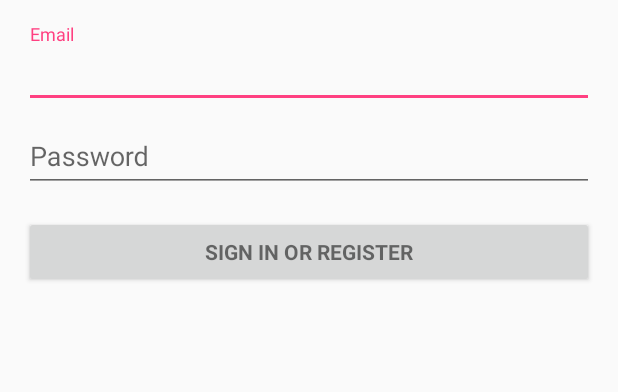
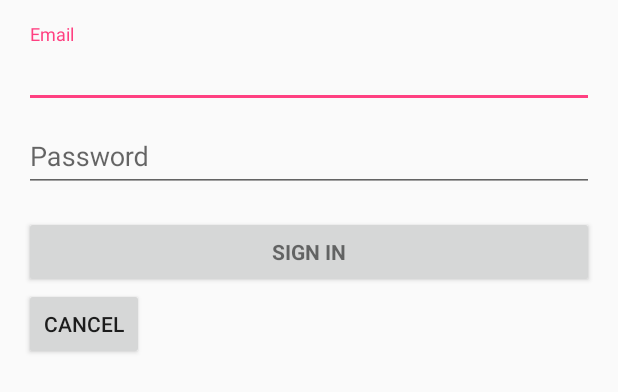
Before and after one commit to MLord8/water-reporter, an Android app: the layout activity_login.xml on its own in the app's theme, with its tools: preview values and no code run, on a phone screen of 412 x 824 dp. Shown: the top 392 px of the screen. Run offline under Robolectric (Android 15) with nearby library versions, the phone set to English and light mode, and no system bars.

Commit message:
Added welcome screen with option to login or register and cancel functionality from login screen to welcome screen

```diff
--- a/WaterReporter(Team14-HarambeLovedWaters)/app/src/main/java/com/example/noahrickles/waterreporterteam14_harambelovedwaters/LoginActivity.java
+++ b/WaterReporter(Team14-HarambeLovedWaters)/app/src/main/java/com/example/noahrickles/waterreporterteam14_harambelovedwaters/LoginActivity.java
@@ -202,6 +202,10 @@ public class LoginActivity extends AppCompatActivity implements LoaderCallbacks<
         return password.length() >= 4;
     }
 
+    public void cancel(View view) {
+        finish();
+    }
+
     /**
      * Shows the progress UI and hides the login form.
      */
@@ -341,7 +345,6 @@ public class LoginActivity extends AppCompatActivity implements LoaderCallbacks<
                 startActivity(intent);
                 mEmailView.setText("");
                 mPasswordView.setText("");
-                //finish();
             } else {
                 mPasswordView.setError(getString(R.string.error_incorrect_password));
                 mPasswordView.requestFocus();
--- a/WaterReporter(Team14-HarambeLovedWaters)/app/src/main/java/com/example/noahrickles/waterreporterteam14_harambelovedwaters/MainActivity.java
+++ b/WaterReporter(Team14-HarambeLovedWaters)/app/src/main/java/com/example/noahrickles/waterreporterteam14_harambelovedwaters/MainActivity.java
@@ -29,8 +29,6 @@ public class MainActivity extends AppCompatActivity {
     }
 
     public void logout(View view) {
-        //Intent intent = new Intent(getBaseContext(), LoginActivity.class);
-        //startActivity(intent);
         finish();
     }
 
--- a/WaterReporter(Team14-HarambeLovedWaters)/app/src/main/res/layout/activity_login.xml
+++ b/WaterReporter(Team14-HarambeLovedWaters)/app/src/main/res/layout/activity_login.xml
@@ -11,6 +11,15 @@
     tools:context="com.example.noahrickles.waterreporterteam14_harambelovedwaters.LoginActivity">
 
     <!-- Login progress -->
+
+    <ProgressBar
+        android:id="@+id/login_progress"
+        style="?android:attr/progressBarStyleLarge"
+        android:layout_width="wrap_content"
+        android:layout_height="wrap_content"
+        android:layout_marginBottom="8dp"
+        android:visibility="gone" />
+
     <ScrollView
         android:id="@+id/login_form"
         android:layout_width="match_parent"
@@ -61,18 +70,17 @@
                 android:layout_width="match_parent"
                 android:layout_height="wrap_content"
                 android:layout_marginTop="16dp"
-                android:text="@string/action_sign_in"
+                android:text="@string/action_sign_in_short"
                 android:textStyle="bold" />
+
+            <Button
+                android:text="@string/cancel"
+                android:layout_width="80dp"
+                android:layout_height="wrap_content"
+                android:id="@+id/button"
+                android:onClick="cancel" />
 
         </LinearLayout>
     </ScrollView>
 
-    <ProgressBar
-        android:id="@+id/login_progress"
-        style="?android:attr/progressBarStyleLarge"
-        android:layout_width="wrap_content"
-        android:layout_height="wrap_content"
-        android:layout_marginBottom="8dp"
-        android:visibility="gone" />
-
 </LinearLayout>
--- a/WaterReporter(Team14-HarambeLovedWaters)/app/src/main/res/values/strings.xml
+++ b/WaterReporter(Team14-HarambeLovedWaters)/app/src/main/res/values/strings.xml
@@ -1,5 +1,5 @@
 <resources>
-    <string name="app_name">WaterReporter (Team 14 - Harambe Loved Waters)</string>
+    <string name="app_name">Water Reporter</string>
 
     <!-- Strings related to login -->
     <string name="prompt_email">Email</string>
@@ -15,4 +15,5 @@
         completions."
     </string>
     <string name="title_activity_main">MainActivity</string>
+    <string name="cancel">Cancel</string>
 </resources>
```
Also changed, not shown: WaterReporter(Team14-HarambeLovedWaters)/app/src/main/AndroidManifest.xml (+6 -4 lines), WaterReporter(Team14-HarambeLovedWaters)/app/src/main/java/com/example/noahrickles/waterreporterteam14_harambelovedwaters/WelcomeScreenActivity.java (added, +24 -0 lines), WaterReporter(Team14-HarambeLovedWaters)/app/src/main/res/layout/activity_welcome_screen.xml (added, +47 -0 lines), 2 other files.
